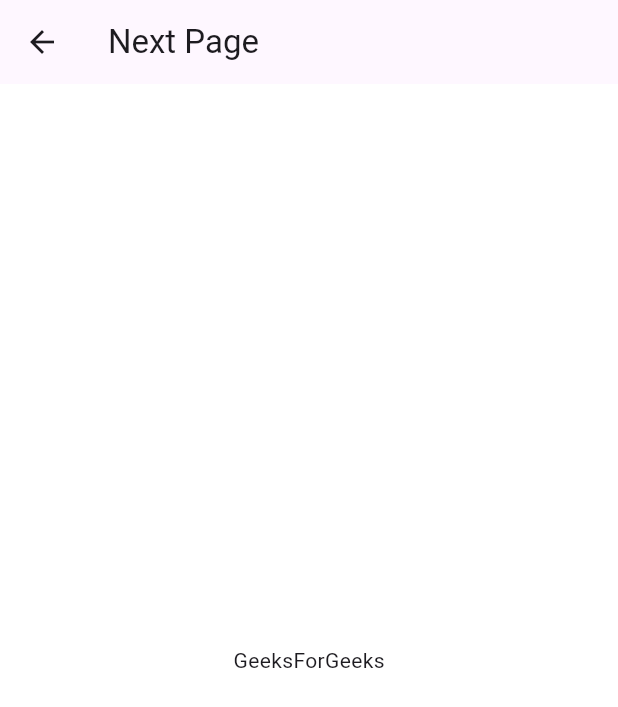
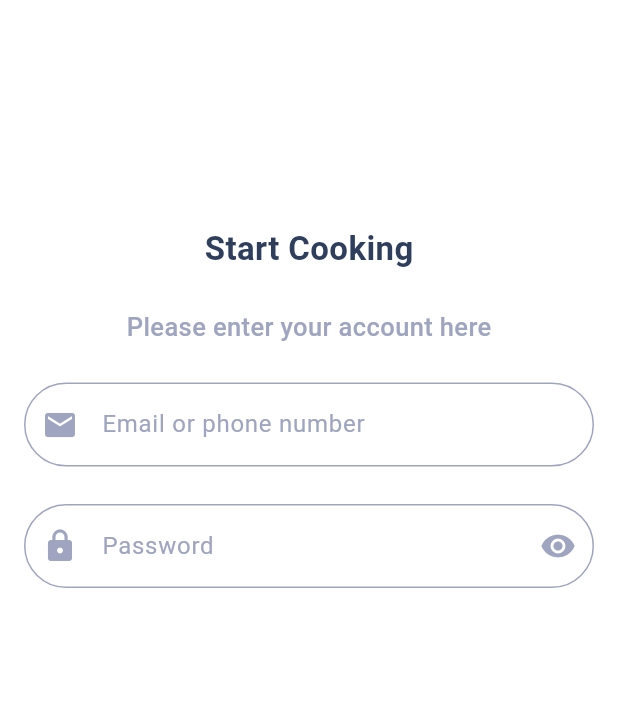
Before and after one commit to Alexiande/diplom, a Flutter app: the screen it shows after launch, after a tap on "Get Started", on a phone screen of 412 x 824 dp. Shown: the top 707 px of the screen. Run offline on Flutter 3.47's test engine with Material 3 defaults, Android fonts, the phone set to English and light mode, and no system bars.

Commit message:
TextInput_2

```diff
--- a/lib/main.dart
+++ b/lib/main.dart
@@ -1,5 +1,5 @@
 import 'package:flutter/material.dart';
-import 'screens/welcome_screen.dart'; // Импортируем экран приветствия
+import 'screens/welcome_screen.dart';
 
 void main() {
   runApp(const MyApp());
@@ -12,7 +12,7 @@ class MyApp extends StatelessWidget {
   Widget build(BuildContext context) {
     return MaterialApp(
       title: 'Easy Eat',
-      theme: ThemeData(scaffoldBackgroundColor: const Color(0xEFF1F3)),
+      theme: ThemeData(scaffoldBackgroundColor: const Color(0x00eff1f3)),
       home: const WelcomeScreen(),
       debugShowCheckedModeBanner: false,
     );
--- a/lib/screens/welcome_page_screen.dart
+++ b/lib/screens/welcome_page_screen.dart
@@ -1,4 +1,5 @@
 import 'package:flutter/material.dart';
+import 'package:flutter/services.dart';
 
 void main() {
   runApp(const WelcomePageScreen ());
@@ -10,22 +11,139 @@ class WelcomePageScreen  extends StatelessWidget {
   @override
   Widget build(BuildContext context) {
     return MaterialApp(
-      title: 'Easy Eat',
-      theme: ThemeData(scaffoldBackgroundColor: const Color(0xFFFFFFFF)),
-      home: const WelcomePageScreen(),
-    );
+        title: 'Flutter Demo',
+        theme: ThemeData(
+          primarySwatch: Colors.blue,
+          visualDensity: VisualDensity.adaptivePlatformDensity,
+        ),
+        home: const WelcomePageScreen(),
+      );
+    }
   }
+
+
+
+class WelcomePage extends StatefulWidget {
+  const WelcomePage({super.key});
+
+  @override
+  _WelcomePageState createState() => _WelcomePageState();
 }
-class WelcomePage extends StatelessWidget {
 
-  const WelcomePage({super.key});
+class _WelcomePageState extends State<WelcomePage> {
+  bool _obscurePassword = true; // Переменная для управления видимостью пароля
 
   @override
   Widget build(BuildContext context) {
     return Scaffold(
-      appBar: AppBar(title: Text('Next Page'),),
-      body: Center(
-        child: Text('GeeksForGeeks'),
+      body: Padding(
+        padding: const EdgeInsets.symmetric(horizontal: 16.0), // Горизонтальный отступ
+        child: Align(
+          alignment: Alignment.topCenter, // Выравнивание по верхнему центру
+          child: Column(
+            crossAxisAlignment: CrossAxisAlignment.center, // Центрирование по горизонтали
+            children: [
+              SizedBox(height: 150), // Отступ сверху
+              Text(
+                'Start Cooking',
+                style: TextStyle(
+                  fontSize: 22.0,
+                  color: Color(0xFF2E3E5C),
+                  fontWeight: FontWeight.bold,
+                ),
+              ),
+              SizedBox(height: 25), // Отступ между текстами
+              Text(
+                'Please enter your account here',
+                style: TextStyle(
+                  fontSize: 17.0,
+                  color: Color(0xFF9FA5C0),
+                  fontWeight: FontWeight.w500,
+                ),
+              ),
+              SizedBox(height: 25), // Дополнительный отступ перед текстовыми полями
+              Container(
+                width: double.infinity, // Ширина текстового поля на всю доступную ширину
+                child: TextField(
+                  keyboardType: TextInputType.text, // Устанавливаем тип клавиатуры
+                  inputFormatters: [
+                    FilteringTextInputFormatter.allow(RegExp('[a-zA-Z0-9@.]')),
+                  ],
+                  decoration: InputDecoration(
+                    prefixIcon: const Icon(Icons.email, color: Color(0xFF9FA5C0)),
+                    labelText: 'Email or phone number',
+                    labelStyle: const TextStyle(
+                      color: Color(0xFF9FA5C0),
+                    ),
+                    border: OutlineInputBorder(
+                      borderRadius: BorderRadius.circular(32.0),
+                    ),
+                    focusedBorder: OutlineInputBorder(
+                      borderSide: BorderSide(color: Color(0xFF9FA5C0)),
+                      borderRadius: BorderRadius.circular(32.0),
+                    ),
+                    enabledBorder: OutlineInputBorder(
+                      borderSide: BorderSide(color: Color(0xFF9FA5C0)),
+                      borderRadius: BorderRadius.circular(32.0),
+                    ),
+                    errorBorder: OutlineInputBorder(
+                      borderSide: BorderSide(color: Colors.red),
+                      borderRadius: BorderRadius.circular(32.0),
+                    ),
+                    focusedErrorBorder: OutlineInputBorder(
+                      borderSide: BorderSide(color: Colors.red),
+                      borderRadius: BorderRadius.circular(32.0),
+                    ),
+                  ),
+                ),
+              ),
+              SizedBox(height: 25), // Отступ между текстовыми полями
+              Container(
+                width: double.infinity, // Ширина текстового поля на всю доступную ширину
+                child: TextField(
+                  obscureText: _obscurePassword, // Скрывать или показывать текст
+                  decoration: InputDecoration(
+                    prefixIcon: const Icon(Icons.lock, color: Color(0xFF9FA5C0)),
+                    labelText: 'Password',
+                    labelStyle: const TextStyle(
+                      color: Color(0xFF9FA5C0),
+                    ),
+                    border: OutlineInputBorder(
+                      borderRadius: BorderRadius.circular(32.0),
+                    ),
+                    focusedBorder: OutlineInputBorder(
+                      borderSide: BorderSide(color: Color(0xFF9FA5C0)),
+                      borderRadius: BorderRadius.circular(32.0),
+                    ),
+                    enabledBorder: OutlineInputBorder(
+                      borderSide: BorderSide(color: Color(0xFF9FA5C0)),
+                      borderRadius: BorderRadius.circular(32.0),
+                    ),
+                    errorBorder: OutlineInputBorder(
+                      borderSide: BorderSide(color: Colors.red),
+                      borderRadius: BorderRadius.circular(32.0),
+                    ),
+                    focusedErrorBorder: OutlineInputBorder(
+                      borderSide: BorderSide(color: Colors.red),
+                      borderRadius: BorderRadius.circular(32.0),
+                    ),
+                    suffixIcon: IconButton(
+                      icon: Icon(
+                        _obscurePassword ? Icons.visibility : Icons.visibility_off,
+                        color: Color(0xFF9FA5C0),
+                      ),
+                      onPressed: () {
+                        setState(() {
+                          _obscurePassword = !_obscurePassword;
+                        });
+                      },
+                    ),
+                  ),
+                ),
+              ),
+            ],
+          ),
+        ),
       ),
     );
   }
--- a/lib/screens/welcome_screen.dart
+++ b/lib/screens/welcome_screen.dart
@@ -11,7 +11,6 @@ class WelcomeScreen  extends StatelessWidget {
   @override
   Widget build(BuildContext context) {
     return MaterialApp(
-      title: 'Easy Eat',
       theme: ThemeData(scaffoldBackgroundColor: const Color(0xFFFFFFFF)),
       home: const MyHomePage(title: 'Flutter Home Page'),
          );
@@ -51,7 +50,7 @@ class _MyHomePageState extends State<MyHomePage> {
           Padding(
             padding: const EdgeInsets.only(top: 10),
             child: FittedBox(
-              fit: BoxFit.fitWidth,
+              fit: BoxFit.fill,
               child: Image.asset('asset/image_1.png'), // replace with your image asset
             ),
           ),
@@ -92,10 +91,10 @@ class _MyHomePageState extends State<MyHomePage> {
               onPressed: () {
                 Navigator.push(context,
                 MaterialPageRoute(builder:
-                (context)=>WelcomePage()));
+                (context)=>const WelcomePage()));
               },
               style: ElevatedButton.styleFrom(
-                padding: const EdgeInsets.all(25.0),
+                padding:  const EdgeInsets.all(25.0),
                 backgroundColor: const Color(0xFF5E6ED8),
                 shape: RoundedRectangleBorder(
                   borderRadius: BorderRadius.circular(32.0),
```
